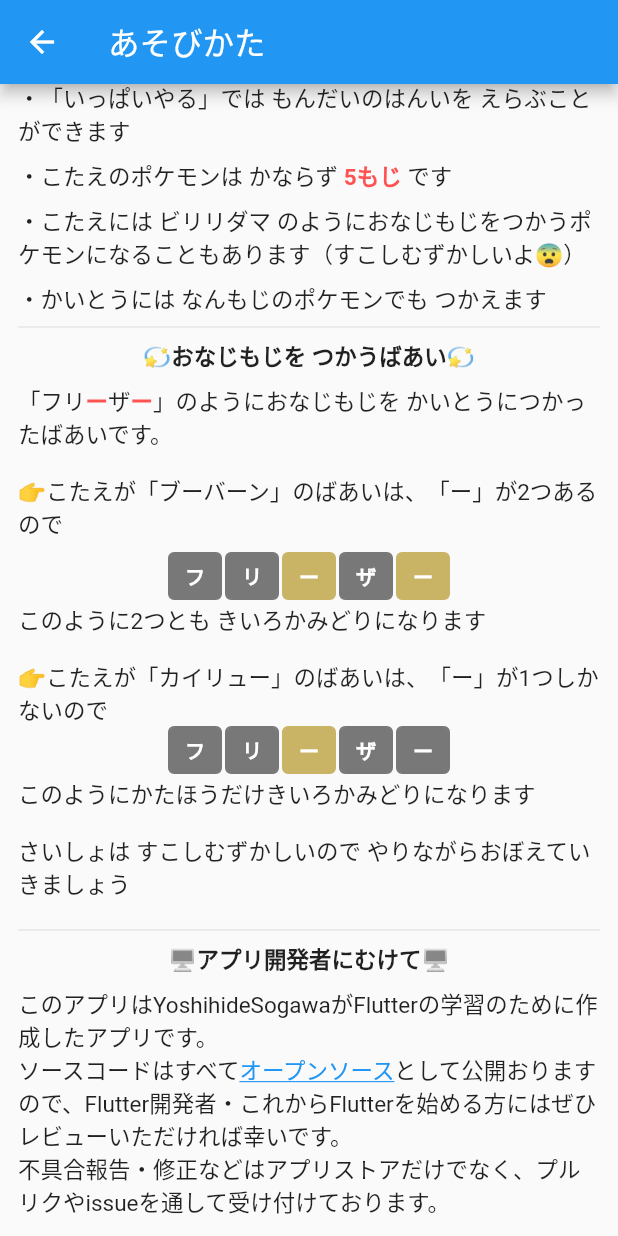
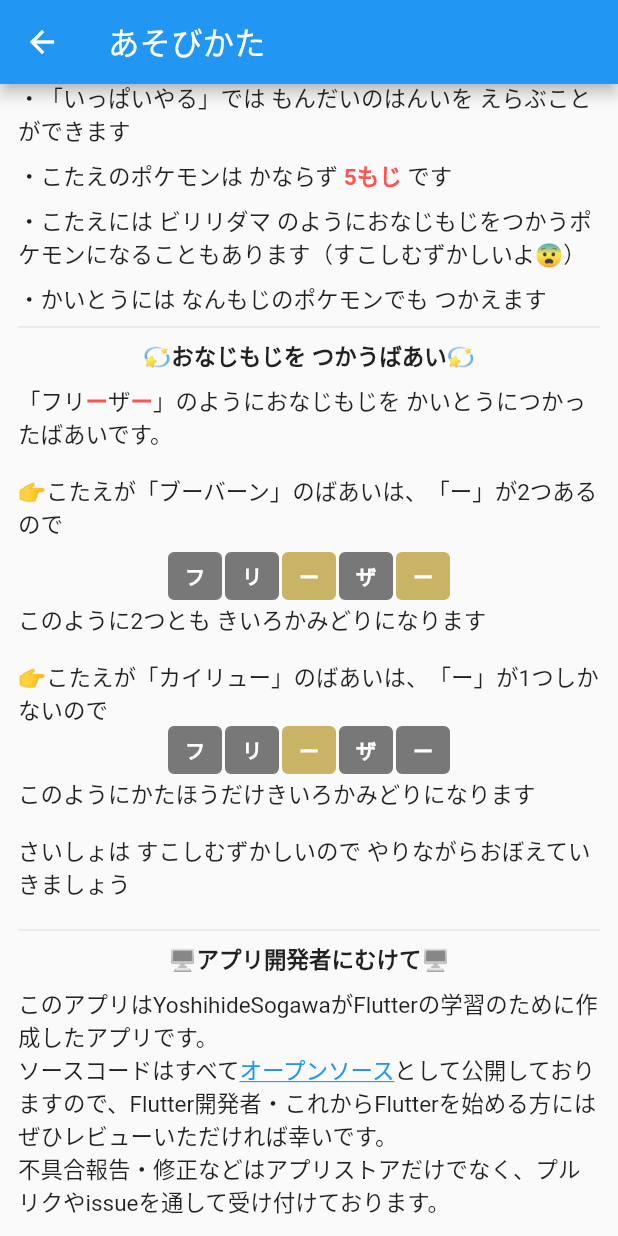
Before and after one commit to YoshihideSogawa/flutter_word_quiz, a Flutter app: the screen it shows after launch, scrolled down 514 dp, on a phone screen of 412 x 824 dp. Run offline on Flutter 3.47's test engine with Material 2 defaults, Android fonts, the phone set to English and light mode, and no system bars; our stand-ins replace flutter_hooks, freezed_annotation, hive_flutter, hooks_riverpod, share_plus; accounts and stored records are empty.

Commit message:
誤字修正

```diff
--- a/lib/ui/how_to_play/how_to_play_page.dart
+++ b/lib/ui/how_to_play/how_to_play_page.dart
@@ -344,7 +344,7 @@ class HowToPlayPage extends ConsumerWidget {
                 'https://github.com/YoshihideSogawa/flutter_word_quiz',
               ),
               const TextSpan(
-                text: 'として公開おりますので、Flutter開発者・'
+                text: 'として公開しておりますので、Flutter開発者・'
                     'これからFlutterを始める方にはぜひレビューいただければ幸いです。\n',
               ),
               const TextSpan(
```
